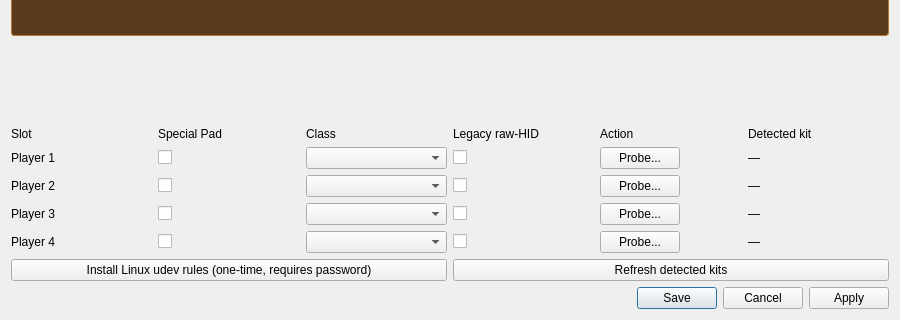
LlysiX/shadPS4, file src/qt_gui/special_devices_dialog.ui: the form before one commit; both pictures show x 0 to 900 and y 140 to 460 of the 900 by 460 pixel window.
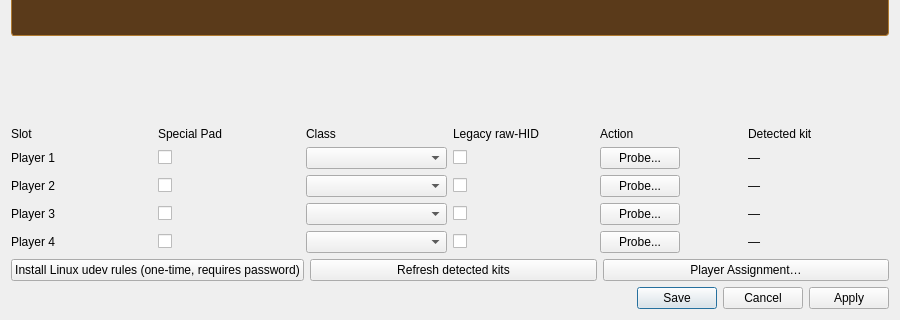
The form after the commit.

Commit message: input + qt: per-player device assignment

The edit to the form file:
```diff
--- a/src/qt_gui/special_devices_dialog.ui
+++ b/src/qt_gui/special_devices_dialog.ui
@@ -105,6 +105,10 @@
       <property name="text"><string>Refresh detected kits</string></property>
       <property name="toolTip"><string>Re-scan kits and re-open devices for slots whose Legacy raw-HID flag changed.</string></property>
      </widget></item>
+     <item><widget class="QPushButton" name="playerAssignmentBtn">
+      <property name="text"><string>Player Assignment…</string></property>
+      <property name="toolTip"><string>Pin specific gamepads, kits, the keyboard, or MIDI inputs to particular PS4 player slots instead of relying on plug-in order.</string></property>
+     </widget></item>
     </layout>
    </item>
 
```
The commit also changes 10 other files.
